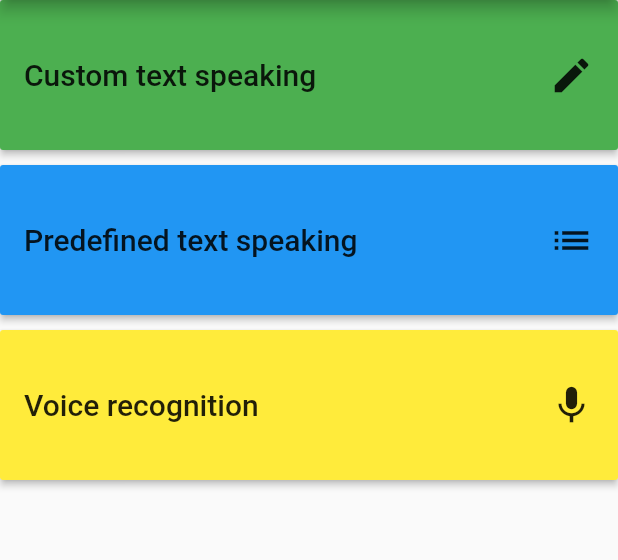
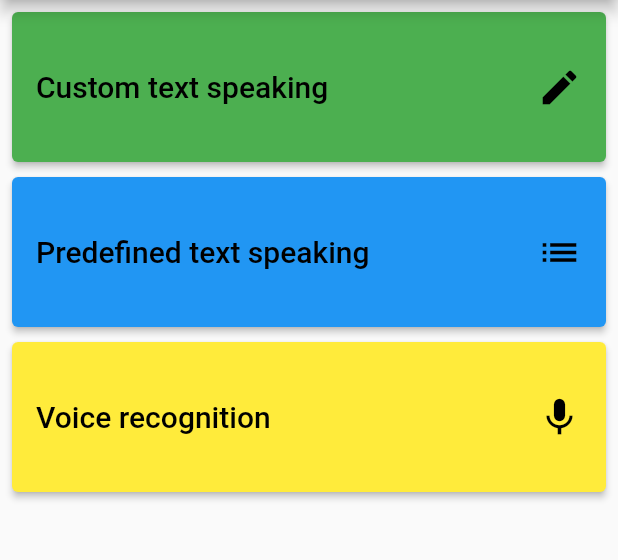
Before and after one commit to michaldomino/Voice-interface-optimization, a Flutter app: the screen it shows after launch, after a tap on "Submit", after a tap on "Register", on a phone screen of 412 x 824 dp, the part 84-644 px from its top. Run offline on Flutter 3.47's test engine with Material 2 defaults, Android fonts, the phone set to English and light mode, and no system bars; our stand-ins replace bloc, flutter_bloc, flutter_tts, shared_preferences, speech_to_text, yaml; statements that could not run were skipped.

Commit message:
Add initial screen before login screen

```diff
--- a/lib/logic/routes_model.dart
+++ b/lib/logic/routes_model.dart
@@ -1,4 +1,5 @@
 class RoutesModel {
+  static const String INITIAL = '/initial';
   static const String MENU = '/menu';
   static const String SETTINGS = '/settings';
   static const String CUSTOM_TEXT_SPEAKING = '/custom_text_speaking';
--- a/lib/main.dart
+++ b/lib/main.dart
@@ -5,6 +5,7 @@ import 'package:voice_interface_optimization/blocs/localization/localization_cub
 import 'package:voice_interface_optimization/blocs/texts_language/texts_language_cubit.dart';
 import 'package:voice_interface_optimization/generated/l10n.dart';
 import 'package:voice_interface_optimization/logic/routes_model.dart';
+import 'package:voice_interface_optimization/screens/initial/initial_screen.dart';
 import 'package:voice_interface_optimization/screens/login/login_screen.dart';
 import 'package:voice_interface_optimization/screens/menu/menu_screen.dart';
 import 'package:voice_interface_optimization/screens/settings/settings.dart';
@@ -34,6 +35,7 @@ class MyApp extends StatelessWidget {
             ],
             supportedLocales: S.delegate.supportedLocales,
             routes: {
+              RoutesModel.INITIAL: (context) => InitialScreen(),
               RoutesModel.MENU: (context) => MenuScreen(),
               RoutesModel.SETTINGS: (context) => Settings(),
               RoutesModel.CUSTOM_TEXT_SPEAKING: (context) =>
@@ -44,7 +46,7 @@ class MyApp extends StatelessWidget {
                   VoiceRecognitionScreen(),
               RoutesModel.LOGIN: (context) => LoginScreen(),
             },
-            initialRoute: RoutesModel.LOGIN,
+            initialRoute: RoutesModel.INITIAL,
           ),
         ));
   }
--- /dev/null
+++ b/lib/screens/initial/initial_screen.dart
@@ -0,0 +1,31 @@
+import 'package:flutter/cupertino.dart';
+import 'package:flutter_bloc/flutter_bloc.dart';
+import 'package:voice_interface_optimization/blocs/localization/localization_cubit.dart';
+import 'package:voice_interface_optimization/blocs/texts_language/texts_language_cubit.dart';
+import 'package:voice_interface_optimization/persistence/shared_preferences_wrapper.dart';
+import 'package:voice_interface_optimization/screens/login/login_screen.dart';
+
+class InitialScreen extends StatelessWidget {
+  @override
+  Widget build(BuildContext context) {
+    return BlocBuilder<LocalizationCubit, LocalizationState>(
+        builder: (context, state) {
+      return FutureBuilder(
+          future: _loadLanguage(context),
+          builder: (context, snapshot) {
+            return LoginScreen();
+          });
+    });
+  }
+
+  Future _loadLanguage(BuildContext context) async {
+    SharedPreferencesWrapper sharedPreferencesWrapper =
+        await SharedPreferencesWrapper.getInstance();
+    String appLanguage = sharedPreferencesWrapper.getAppLanguageCode();
+    String textsLanguage = sharedPreferencesWrapper.getTextsLanguage();
+    BlocProvider.of<LocalizationCubit>(context)
+        .changeAppLanguage(context, appLanguage);
+    BlocProvider.of<TextsLanguageCubit>(context)
+        .changeTextsLanguage(context, textsLanguage);
+  }
+}
--- a/lib/screens/menu/menu_screen.dart
+++ b/lib/screens/menu/menu_screen.dart
@@ -3,9 +3,7 @@ import 'package:flutter/rendering.dart';
 import 'package:flutter_bloc/flutter_bloc.dart';
 import 'package:intl/intl.dart';
 import 'package:voice_interface_optimization/blocs/localization/localization_cubit.dart';
-import 'package:voice_interface_optimization/blocs/texts_language/texts_language_cubit.dart';
 import 'package:voice_interface_optimization/logic/routes_model.dart';
-import 'package:voice_interface_optimization/persistence/shared_preferences_wrapper.dart';
 import 'package:voice_interface_optimization/screens/reusable/appbar.dart';
 
 class MenuScreen extends StatefulWidget {
@@ -27,19 +25,18 @@ class _MenuScreenState extends State<MenuScreen> {
   Widget build(BuildContext context) {
     return BlocBuilder<LocalizationCubit, LocalizationState>(
         builder: (context, state) {
-      return FutureBuilder(
-        future: _loadLanguage(),
-        builder: (context, snapshot) {
       return Scaffold(
         appBar: CustomAppbar(context).get(),
-            body: ListView.separated(
+        body: Padding(
+          padding: const EdgeInsets.all(8.0),
+          child: ListView.separated(
               itemCount: _listViewItems.length,
               separatorBuilder: (context, index) =>
                   SizedBox(height: LIST_VIEW_ITEMS_SEPARATOR_HEIGHT),
               itemBuilder: (context, index) {
                 return Container(
                   height: LIST_VIEW_ITEM_HEIGHT,
-                    child: RaisedButton(
+                  child: ElevatedButton(
                     child: Row(
                       mainAxisAlignment: MainAxisAlignment.spaceBetween,
                       children: <Widget>[
@@ -50,7 +47,8 @@ class _MenuScreenState extends State<MenuScreen> {
                             child: Text(
                               Intl.message(_listViewItems[index].text),
                               style: TextStyle(
-                                    fontSize: LIST_VIEW_ITEM_TEXT_SIZE),
+                                  fontSize: LIST_VIEW_ITEM_TEXT_SIZE,
+                                  color: Colors.black),
                             ),
                           ),
                         ),
@@ -59,31 +57,25 @@ class _MenuScreenState extends State<MenuScreen> {
                           child: Icon(
                             _listViewItems[index].iconData,
                             size: LIST_VIEW_ITEM_ICON_SIZE,
+                            color: Colors.black,
                           ),
                         ),
                       ],
                     ),
                     onPressed: () => Navigator.pushNamed(
                         context, _listViewItems[index].routeName),
-                      color: _listViewItems[index].color,
+                    style: ButtonStyle(
+                      backgroundColor:
+                          MaterialStateProperty.resolveWith<Color>((states) {
+                        return _listViewItems[index].color;
+                      }),
+                    ),
                   ),
                 );
               }),
-          );
-        },
+        ),
       );
     });
-  }
-
-  Future _loadLanguage() async {
-    SharedPreferencesWrapper sharedPreferencesWrapper =
-        await SharedPreferencesWrapper.getInstance();
-    String appLanguage = sharedPreferencesWrapper.getAppLanguageCode();
-    String textsLanguage = sharedPreferencesWrapper.getTextsLanguage();
-    BlocProvider.of<LocalizationCubit>(context)
-        .changeAppLanguage(context, appLanguage);
-    BlocProvider.of<TextsLanguageCubit>(context)
-        .changeTextsLanguage(context, textsLanguage);
   }
 }
 
```
Lines whose indentation alone changed are shown as unchanged.
